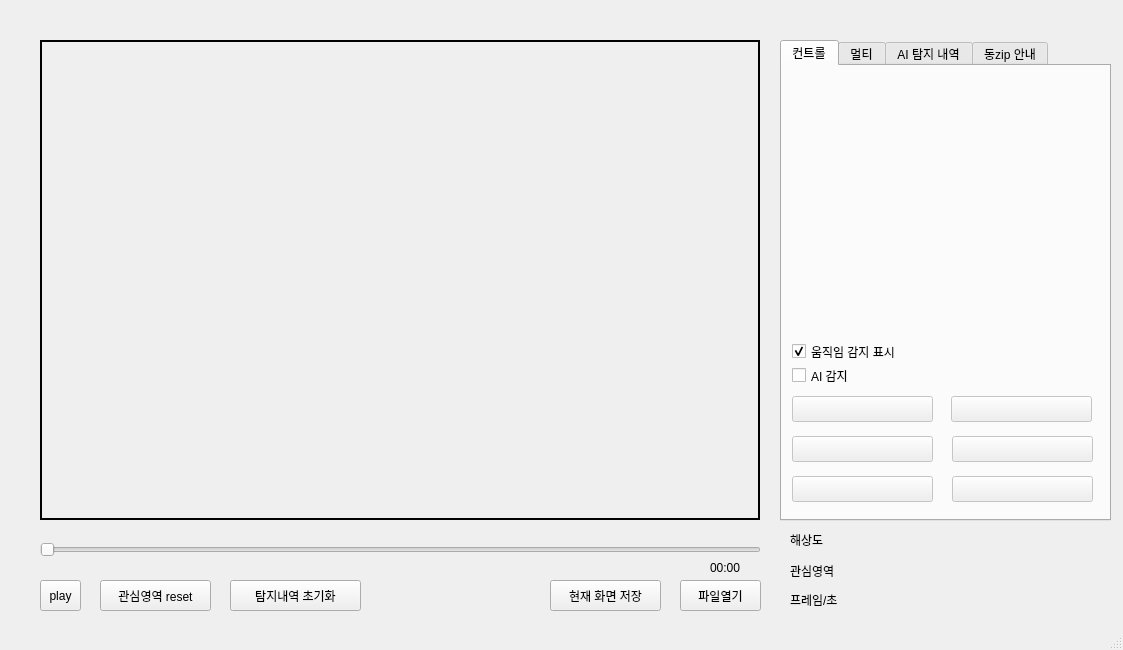
Above: rsc/ui/untitled.ui from polnet13/kimAI before the change. Below: the same form after it.
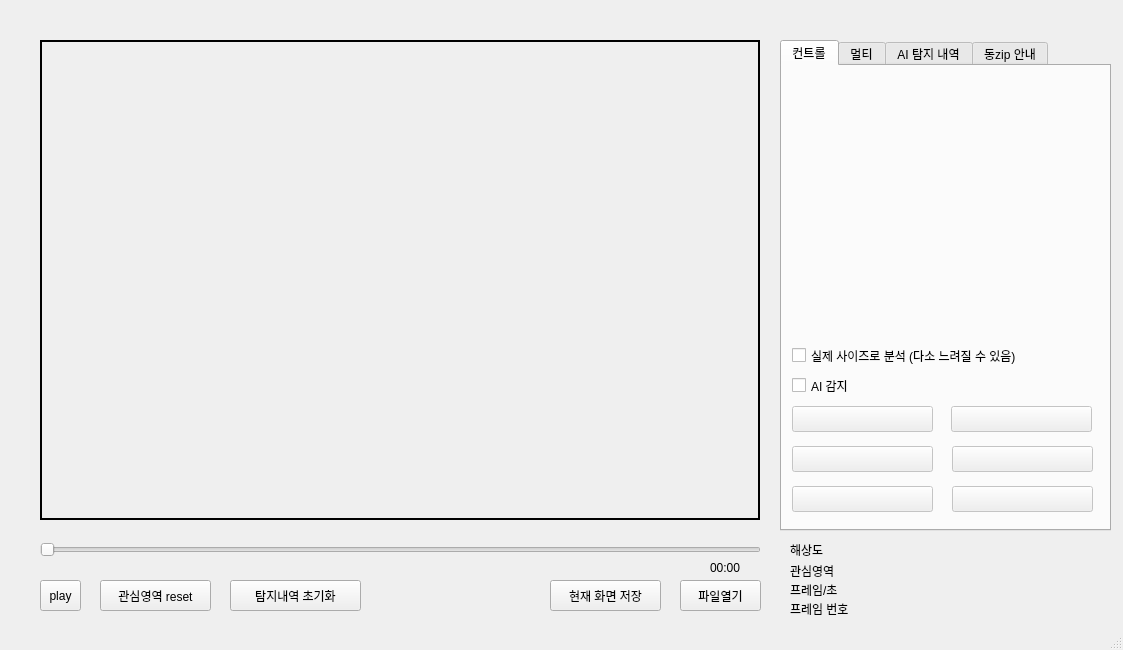
That is the form after the change.

```diff
--- a/rsc/ui/untitled.ui
+++ b/rsc/ui/untitled.ui
@@ -130,7 +130,7 @@
       <x>780</x>
       <y>40</y>
       <width>331</width>
-      <height>481</height>
+      <height>491</height>
      </rect>
     </property>
     <property name="currentIndex">
@@ -140,27 +140,30 @@
      <attribute name="title">
       <string>컨트롤</string>
      </attribute>
-     <widget class="QCheckBox" name="checkbox_move">
-      <property name="geometry">
-       <rect>
-        <x>10</x>
-        <y>276</y>
-        <width>211</width>
-        <height>19</height>
-       </rect>
-      </property>
-      <property name="text">
-       <string>움직임 감지 표시</string>
-      </property>
-      <property name="checked">
+     <widget class="QCheckBox" name="check_realsize">
+      <property name="enabled">
        <bool>true</bool>
       </property>
+      <property name="geometry">
+       <rect>
+        <x>10</x>
+        <y>280</y>
+        <width>301</width>
+        <height>19</height>
+       </rect>
+      </property>
+      <property name="text">
+       <string>실제 사이즈로 분석 (다소 느려질 수 있음)</string>
+      </property>
+      <property name="checked">
+       <bool>false</bool>
+      </property>
      </widget>
      <widget class="QCheckBox" name="checkbox_yolo">
       <property name="geometry">
        <rect>
         <x>10</x>
-        <y>300</y>
+        <y>310</y>
         <width>211</width>
         <height>19</height>
        </rect>
@@ -178,7 +181,7 @@
         <x>10</x>
         <y>10</y>
         <width>311</width>
-        <height>251</height>
+        <height>261</height>
        </rect>
       </property>
       <layout class="QVBoxLayout" name="frame_option">
@@ -200,7 +203,7 @@
       <property name="geometry">
        <rect>
         <x>10</x>
-        <y>330</y>
+        <y>340</y>
         <width>141</width>
         <height>26</height>
        </rect>
@@ -216,7 +219,7 @@
       <property name="geometry">
        <rect>
         <x>10</x>
-        <y>370</y>
+        <y>380</y>
         <width>141</width>
         <height>26</height>
        </rect>
@@ -232,7 +235,7 @@
       <property name="geometry">
        <rect>
         <x>10</x>
-        <y>410</y>
+        <y>420</y>
         <width>141</width>
         <height>26</height>
        </rect>
@@ -248,7 +251,7 @@
       <property name="geometry">
        <rect>
         <x>169</x>
-        <y>330</y>
+        <y>340</y>
         <width>141</width>
         <height>26</height>
        </rect>
@@ -264,7 +267,7 @@
       <property name="geometry">
        <rect>
         <x>170</x>
-        <y>370</y>
+        <y>380</y>
         <width>141</width>
         <height>26</height>
        </rect>
@@ -280,7 +283,7 @@
       <property name="geometry">
        <rect>
         <x>170</x>
-        <y>410</y>
+        <y>420</y>
         <width>141</width>
         <height>26</height>
        </rect>
@@ -380,7 +383,7 @@
     <property name="geometry">
      <rect>
       <x>790</x>
-      <y>590</y>
+      <y>580</y>
       <width>299</width>
       <height>20</height>
      </rect>
@@ -393,7 +396,7 @@
     <property name="geometry">
      <rect>
       <x>790</x>
-      <y>530</y>
+      <y>540</y>
       <width>299</width>
       <height>20</height>
      </rect>
@@ -415,6 +418,19 @@
      <string>관심영역</string>
     </property>
    </widget>
+   <widget class="QLabel" name="label_cap_num">
+    <property name="geometry">
+     <rect>
+      <x>790</x>
+      <y>600</y>
+      <width>311</width>
+      <height>18</height>
+     </rect>
+    </property>
+    <property name="text">
+     <string>프레임 번호</string>
+    </property>
+   </widget>
   </widget>
   <widget class="QStatusBar" name="statusbar">
    <property name="contextMenuPolicy">
```
